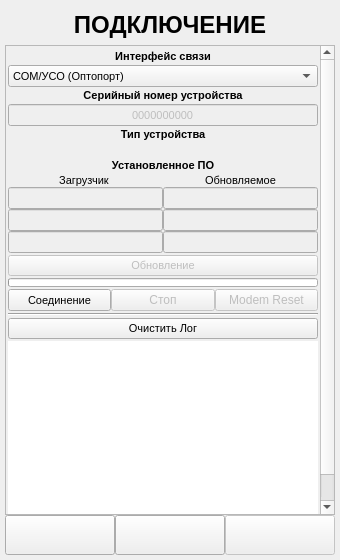
Before: the Qt Designer form ANDROID_FORMS/open_connection_form.ui in DavidSiegman/PLC_RF_Configurator, drawn with Qt 5.
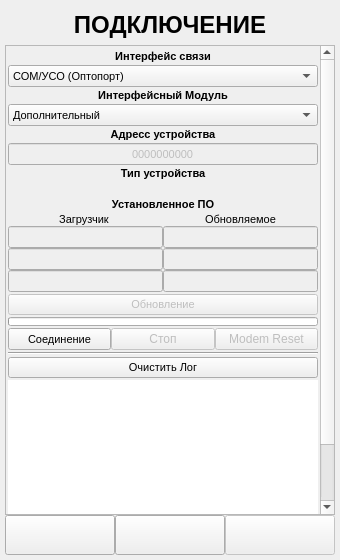
After: the same form once the commit is applied. Icons and pictures are not drawn.

Commit message: 31.01.2019 15:44: Module type choice functionality is added (for SPLIT)

```diff
--- a/ANDROID_FORMS/open_connection_form.ui
+++ b/ANDROID_FORMS/open_connection_form.ui
@@ -13,10 +13,7 @@
   <property name="windowTitle">
    <string>Form</string>
   </property>
-  <layout class="QVBoxLayout" name="verticalLayout_2">
-   <property name="spacing">
-    <number>0</number>
-   </property>
+  <layout class="QGridLayout" name="gridLayout">
    <property name="leftMargin">
     <number>5</number>
    </property>
@@ -29,7 +26,10 @@
    <property name="bottomMargin">
     <number>5</number>
    </property>
-   <item>
+   <property name="spacing">
+    <number>0</number>
+   </property>
+   <item row="0" column="0">
     <widget class="QLabel" name="label_1">
      <property name="sizePolicy">
       <sizepolicy hsizetype="Preferred" vsizetype="Minimum">
@@ -59,7 +59,7 @@
      </property>
     </widget>
    </item>
-   <item>
+   <item row="1" column="0">
     <widget class="QScrollArea" name="scrollArea">
      <property name="sizePolicy">
       <sizepolicy hsizetype="Minimum" vsizetype="Expanding">
@@ -79,7 +79,7 @@
         <x>0</x>
         <y>0</y>
         <width>311</width>
-        <height>548</height>
+        <height>561</height>
        </rect>
       </property>
       <layout class="QVBoxLayout" name="verticalLayout_3">
@@ -127,8 +127,8 @@
          <property name="verticalSpacing">
           <number>2</number>
          </property>
-         <item row="0" column="0">
-          <widget class="QLabel" name="label_2">
+         <item row="8" column="0">
+          <widget class="QLabel" name="label_5">
            <property name="sizePolicy">
             <sizepolicy hsizetype="Expanding" vsizetype="Minimum">
              <horstretch>0</horstretch>
@@ -156,14 +156,50 @@
             </font>
            </property>
            <property name="text">
-            <string>Интерфейс связи</string>
+            <string>Установленное ПО</string>
            </property>
            <property name="alignment">
             <set>Qt::AlignCenter</set>
            </property>
           </widget>
          </item>
-         <item row="4" column="0">
+         <item row="2" column="0">
+          <widget class="QLabel" name="label_8">
+           <property name="sizePolicy">
+            <sizepolicy hsizetype="Expanding" vsizetype="Minimum">
+             <horstretch>0</horstretch>
+             <verstretch>0</verstretch>
+            </sizepolicy>
+           </property>
+           <property name="minimumSize">
+            <size>
+             <width>0</width>
+             <height>0</height>
+            </size>
+           </property>
+           <property name="maximumSize">
+            <size>
+             <width>16777215</width>
+             <height>16777215</height>
+            </size>
+           </property>
+           <property name="font">
+            <font>
+             <family>Microsoft YaHei UI</family>
+             <pointsize>8</pointsize>
+             <weight>75</weight>
+             <bold>true</bold>
+            </font>
+           </property>
+           <property name="text">
+            <string>Интерфейсный Модуль</string>
+           </property>
+           <property name="alignment">
+            <set>Qt::AlignCenter</set>
+           </property>
+          </widget>
+         </item>
+         <item row="6" column="0">
           <widget class="QLabel" name="label_4">
            <property name="sizePolicy">
             <sizepolicy hsizetype="Minimum" vsizetype="Minimum">
@@ -199,8 +235,8 @@
            </property>
           </widget>
          </item>
-         <item row="2" column="0">
-          <widget class="QLabel" name="label_3">
+         <item row="7" column="0">
+          <widget class="QLabel" name="DeviceType">
            <property name="sizePolicy">
             <sizepolicy hsizetype="Expanding" vsizetype="Minimum">
              <horstretch>0</horstretch>
@@ -222,13 +258,15 @@
            <property name="font">
             <font>
              <family>Microsoft YaHei UI</family>
-             <pointsize>8</pointsize>
              <weight>75</weight>
              <bold>true</bold>
             </font>
            </property>
+           <property name="styleSheet">
+            <string notr="true"/>
+           </property>
            <property name="text">
-            <string>Серийный номер устройства</string>
+            <string/>
            </property>
            <property name="alignment">
             <set>Qt::AlignCenter</set>
@@ -280,6 +318,50 @@
           </widget>
          </item>
          <item row="3" column="0">
+          <widget class="QComboBox" name="ModuleType">
+           <property name="enabled">
+            <bool>true</bool>
+           </property>
+           <property name="sizePolicy">
+            <sizepolicy hsizetype="Expanding" vsizetype="Minimum">
+             <horstretch>0</horstretch>
+             <verstretch>0</verstretch>
+            </sizepolicy>
+           </property>
+           <property name="minimumSize">
+            <size>
+             <width>0</width>
+             <height>0</height>
+            </size>
+           </property>
+           <property name="maximumSize">
+            <size>
+             <width>16777215</width>
+             <height>16777215</height>
+            </size>
+           </property>
+           <property name="font">
+            <font>
+             <family>Microsoft YaHei UI</family>
+             <pointsize>8</pointsize>
+            </font>
+           </property>
+           <property name="minimumContentsLength">
+            <number>0</number>
+           </property>
+           <item>
+            <property name="text">
+             <string>Дополнительный</string>
+            </property>
+           </item>
+           <item>
+            <property name="text">
+             <string>Основной</string>
+            </property>
+           </item>
+          </widget>
+         </item>
+         <item row="5" column="0">
           <widget class="QLineEdit" name="SN">
            <property name="enabled">
             <bool>false</bool>
@@ -316,8 +398,8 @@
            </property>
           </widget>
          </item>
-         <item row="6" column="0">
-          <widget class="QLabel" name="label_5">
+         <item row="4" column="0">
+          <widget class="QLabel" name="label_3">
            <property name="sizePolicy">
             <sizepolicy hsizetype="Expanding" vsizetype="Minimum">
              <horstretch>0</horstretch>
@@ -345,52 +427,14 @@
             </font>
            </property>
            <property name="text">
-            <string>Установленное ПО</string>
+            <string>Адресс устройства</string>
            </property>
            <property name="alignment">
             <set>Qt::AlignCenter</set>
            </property>
           </widget>
          </item>
-         <item row="5" column="0">
-          <widget class="QLabel" name="DeviceType">
-           <property name="sizePolicy">
-            <sizepolicy hsizetype="Expanding" vsizetype="Minimum">
-             <horstretch>0</horstretch>
-             <verstretch>0</verstretch>
-            </sizepolicy>
-           </property>
-           <property name="minimumSize">
-            <size>
-             <width>0</width>
-             <height>0</height>
-            </size>
-           </property>
-           <property name="maximumSize">
-            <size>
-             <width>16777215</width>
-             <height>16777215</height>
-            </size>
-           </property>
-           <property name="font">
-            <font>
-             <family>Microsoft YaHei UI</family>
-             <weight>75</weight>
-             <bold>true</bold>
-            </font>
-           </property>
-           <property name="styleSheet">
-            <string notr="true"/>
-           </property>
-           <property name="text">
-            <string/>
-           </property>
-           <property name="alignment">
-            <set>Qt::AlignCenter</set>
-           </property>
-          </widget>
-         </item>
-         <item row="7" column="0">
+         <item row="9" column="0">
           <layout class="QGridLayout" name="gridLayout_5">
            <item row="3" column="0">
             <widget class="QLineEdit" name="boot_CRC">
@@ -666,6 +710,42 @@
            </item>
           </layout>
          </item>
+         <item row="0" column="0">
+          <widget class="QLabel" name="label_2">
+           <property name="sizePolicy">
+            <sizepolicy hsizetype="Expanding" vsizetype="Minimum">
+             <horstretch>0</horstretch>
+             <verstretch>0</verstretch>
+            </sizepolicy>
+           </property>
+           <property name="minimumSize">
+            <size>
+             <width>0</width>
+             <height>0</height>
+            </size>
+           </property>
+           <property name="maximumSize">
+            <size>
+             <width>16777215</width>
+             <height>16777215</height>
+            </size>
+           </property>
+           <property name="font">
+            <font>
+             <family>Microsoft YaHei UI</family>
+             <pointsize>8</pointsize>
+             <weight>75</weight>
+             <bold>true</bold>
+            </font>
+           </property>
+           <property name="text">
+            <string>Интерфейс связи</string>
+           </property>
+           <property name="alignment">
+            <set>Qt::AlignCenter</set>
+           </property>
+          </widget>
+         </item>
         </layout>
        </item>
        <item>
@@ -890,7 +970,7 @@
      </widget>
     </widget>
    </item>
-   <item>
+   <item row="2" column="0">
     <layout class="QHBoxLayout" name="horizontalLayout">
      <property name="spacing">
       <number>0</number>
```
The commit also changes 26 other files.
